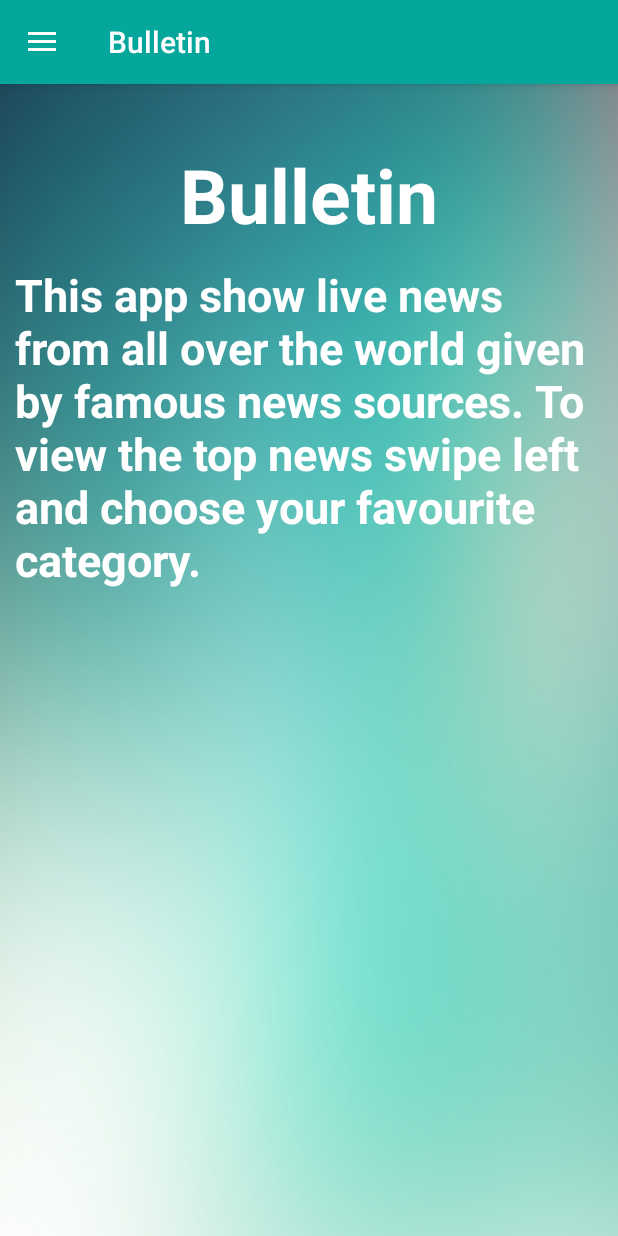
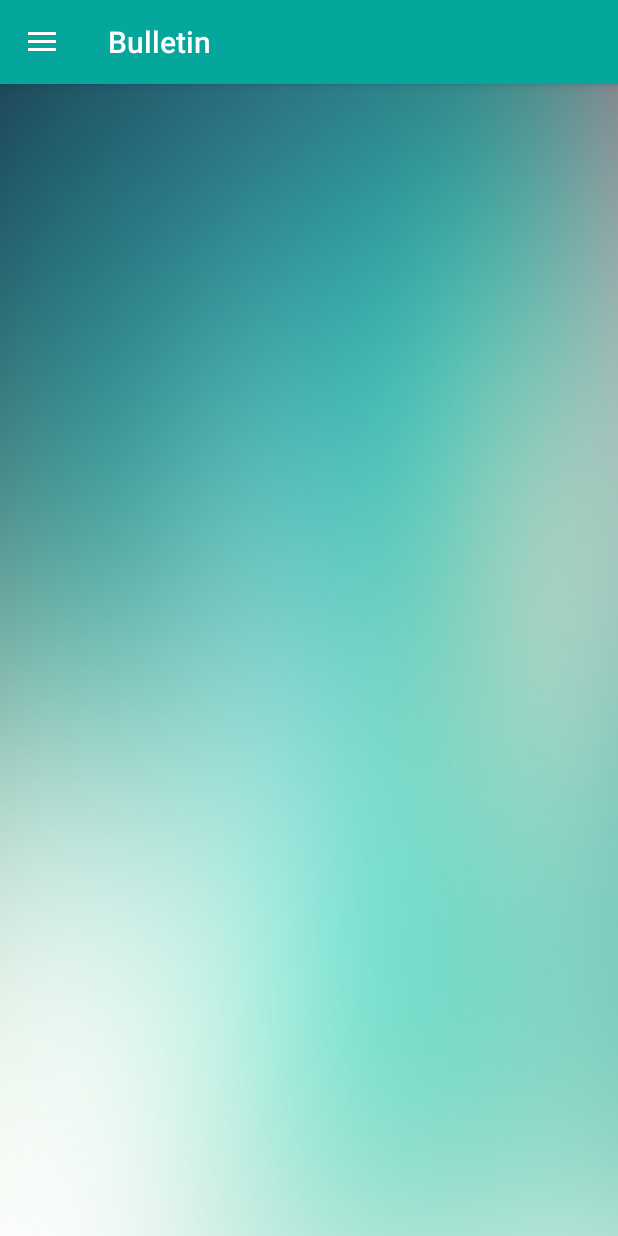
Before and after one commit to hiashutoshsingh/Bulletin, an Android app: the screen it shows after launch (MainActivity), on a phone screen of 412 x 824 dp. Run offline under Robolectric (Android 15) with nearby library versions, the phone set to English and light mode, and no system bars.

Commit message:
backstack fixed

```diff
--- a/app/src/main/java/com/bulletin/theinvincible/bulletin/Entertainment.java
+++ b/app/src/main/java/com/bulletin/theinvincible/bulletin/Entertainment.java
@@ -3,7 +3,6 @@ package com.bulletin.theinvincible.bulletin;
 import android.content.Context;
 import android.os.AsyncTask;
 import android.os.Bundle;
-import android.os.Parcel;
 import android.support.v4.app.Fragment;
 import android.support.v7.widget.LinearLayoutManager;
 import android.support.v7.widget.RecyclerView;
@@ -77,7 +76,7 @@ public class Entertainment extends Fragment {
 
                 for (int i = 0; i < emailLists.length(); i++) {
                     JSONObject listData = (JSONObject) emailLists.get(i);
-                    ModelString modelString = new ModelString(Parcel.obtain());
+                    ModelString modelString = new ModelString();
                     modelString.authorName = listData.getString("author");
                     modelString.headline = listData.getString("title");
                     modelString.publishedTime = listData.getString("publishedAt");
--- a/app/src/main/java/com/bulletin/theinvincible/bulletin/General.java
+++ b/app/src/main/java/com/bulletin/theinvincible/bulletin/General.java
@@ -4,7 +4,6 @@ package com.bulletin.theinvincible.bulletin;
 import android.content.Context;
 import android.os.AsyncTask;
 import android.os.Bundle;
-import android.os.Parcel;
 import android.support.v4.app.Fragment;
 import android.support.v7.widget.LinearLayoutManager;
 import android.support.v7.widget.RecyclerView;
@@ -98,7 +97,7 @@ public class General extends Fragment {
 
                 for (int i = 0; i < emailLists.length(); i++) {
                     JSONObject listData = (JSONObject) emailLists.get(i);
-                    modelString = new ModelString(Parcel.obtain());
+                    modelString = new ModelString();
                     modelString.authorName = listData.getString("author");
                     modelString.headline = listData.getString("title");
                     modelString.publishedTime = listData.getString("publishedAt");
--- a/app/src/main/java/com/bulletin/theinvincible/bulletin/Sport.java
+++ b/app/src/main/java/com/bulletin/theinvincible/bulletin/Sport.java
@@ -4,7 +4,6 @@ package com.bulletin.theinvincible.bulletin;
 import android.content.Context;
 import android.os.AsyncTask;
 import android.os.Bundle;
-import android.os.Parcel;
 import android.support.v4.app.Fragment;
 import android.support.v7.widget.LinearLayoutManager;
 import android.support.v7.widget.RecyclerView;
@@ -76,7 +75,7 @@ public class Sport extends Fragment {
 
                 for (int i = 0; i < emailLists.length(); i++) {
                     JSONObject listData = (JSONObject) emailLists.get(i);
-                    ModelString modelString = new ModelString(Parcel.obtain());
+                    ModelString modelString = new ModelString();
                     modelString.authorName = listData.getString("author");
                     modelString.headline = listData.getString("title");
                     modelString.publishedTime = listData.getString("publishedAt");
--- a/app/src/main/java/com/bulletin/theinvincible/bulletin/Technology.java
+++ b/app/src/main/java/com/bulletin/theinvincible/bulletin/Technology.java
@@ -4,7 +4,6 @@ package com.bulletin.theinvincible.bulletin;
 import android.content.Context;
 import android.os.AsyncTask;
 import android.os.Bundle;
-import android.os.Parcel;
 import android.support.v4.app.Fragment;
 import android.support.v7.widget.LinearLayoutManager;
 import android.support.v7.widget.RecyclerView;
@@ -79,7 +78,7 @@ public class Technology extends Fragment {
 
                 for (int i = 0; i < emailLists.length(); i++) {
                     JSONObject listData = (JSONObject) emailLists.get(i);
-                    ModelString modelString = new ModelString(Parcel.obtain());
+                    ModelString modelString = new ModelString();
                     modelString.authorName = listData.getString("author");
                     modelString.headline = listData.getString("title");
                     modelString.publishedTime = listData.getString("publishedAt");
--- a/app/src/main/res/layout/content_main.xml
+++ b/app/src/main/res/layout/content_main.xml
@@ -15,26 +15,27 @@
         android:id="@+id/content_frame"
         android:layout_width="match_parent"
         android:layout_height="match_parent">
-        <TextView
-            android:layout_marginTop="40dp"
-            android:layout_gravity="center_horizontal"
-            android:textStyle="bold"
-            android:textColor="#ffffff"
-            android:text="Bulletin"
-            android:textSize="50sp"
-            android:layout_width="wrap_content"
-            android:layout_height="wrap_content" />
-        <TextView
-            android:layout_marginLeft="10dp"
-            android:layout_marginRight="10dp"
-            android:layout_marginTop="120dp"
-            android:layout_gravity="center_horizontal"
-            android:textStyle="bold"
-            android:textColor="#ffffff"
-            android:text="@string/bulletin_about"
-            android:textSize="30sp"
-            android:layout_width="wrap_content"
-            android:layout_height="wrap_content" />
+
+        <!--<TextView-->
+            <!--android:layout_marginTop="40dp"-->
+            <!--android:layout_gravity="center_horizontal"-->
+            <!--android:textStyle="bold"-->
+            <!--android:textColor="#ffffff"-->
+            <!--android:text="Bulletin"-->
+            <!--android:textSize="50sp"-->
+            <!--android:layout_width="wrap_content"-->
+            <!--android:layout_height="wrap_content" />-->
+        <!--<TextView-->
+            <!--android:layout_marginLeft="10dp"-->
+            <!--android:layout_marginRight="10dp"-->
+            <!--android:layout_marginTop="120dp"-->
+            <!--android:layout_gravity="center_horizontal"-->
+            <!--android:textStyle="bold"-->
+            <!--android:textColor="#ffffff"-->
+            <!--android:text="@string/bulletin_about"-->
+            <!--android:textSize="30sp"-->
+            <!--android:layout_width="wrap_content"-->
+            <!--android:layout_height="wrap_content" />-->
 
     </FrameLayout>
 </RelativeLayout>
--- a/app/src/main/res/layout/fragment_business_detail.xml
+++ b/app/src/main/res/layout/fragment_business_detail.xml
@@ -3,6 +3,7 @@
     android:layout_width="match_parent"
     android:layout_height="match_parent"
     android:padding="20dp"
+    android:background="#fff"
     tools:context="com.bulletin.theinvincible.bulletin.BusinessDetail">
 
     <TextView
```
Also changed, not shown: app/src/main/java/com/bulletin/theinvincible/bulletin/Business.java (+12 -18 lines), app/src/main/java/com/bulletin/theinvincible/bulletin/BusinessDetail.java (+16 -1 lines), app/src/main/java/com/bulletin/theinvincible/bulletin/MainActivity.java (+4 -25 lines), app/src/main/java/com/bulletin/theinvincible/bulletin/ModelString.java (+1 -32 lines).
